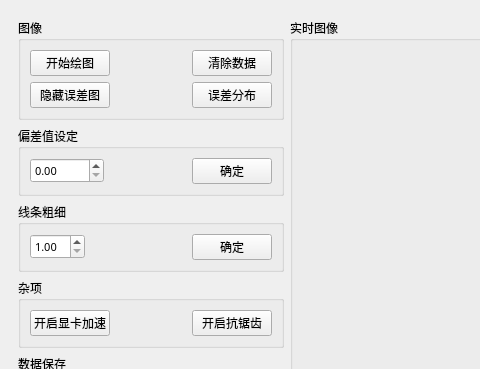
icanerandy/ZCAN_MINI, file ZCAN_MINI/UI/speedview_dockwidget.ui: the form before one commit; both pictures show x 0 to 480 and y 0 to 369 of the 1000 by 600 pixel window.
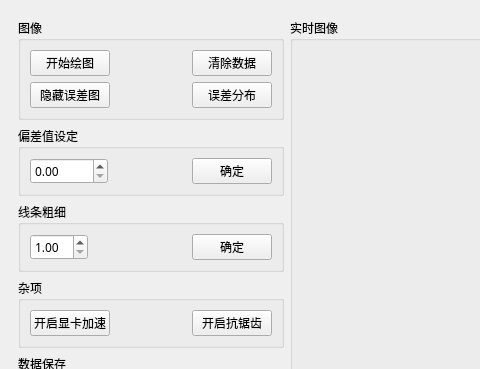
The form after the commit. Custom widgets are drawn as their Qt base class.

Diff of the .ui file:
```diff
--- a/ZCAN_MINI/UI/speedview_dockwidget.ui
+++ b/ZCAN_MINI/UI/speedview_dockwidget.ui
@@ -13,7 +13,7 @@
   <property name="minimumSize">
    <size>
     <width>1000</width>
-    <height>565</height>
+    <height>520</height>
    </size>
   </property>
   <property name="font">
@@ -154,9 +154,14 @@
               <property name="font">
                <font>
                 <family>黑体</family>
-                <pointsize>8</pointsize>
+                <pointsize>9</pointsize>
+                <italic>false</italic>
+                <bold>false</bold>
                </font>
               </property>
+              <property name="styleSheet">
+               <string notr="true">font: 9pt &quot;黑体&quot;;</string>
+              </property>
               <property name="minimum">
                <double>0.000000000000000</double>
               </property>
@@ -230,9 +235,14 @@
               <property name="font">
                <font>
                 <family>黑体</family>
-                <pointsize>8</pointsize>
+                <pointsize>9</pointsize>
+                <italic>false</italic>
+                <bold>false</bold>
                </font>
               </property>
+              <property name="styleSheet">
+               <string notr="true">font: 9pt &quot;黑体&quot;;</string>
+              </property>
               <property name="minimum">
                <double>1.000000000000000</double>
               </property>
```
Left out of the diff: 3 changed lines with no effect on the pictures.
